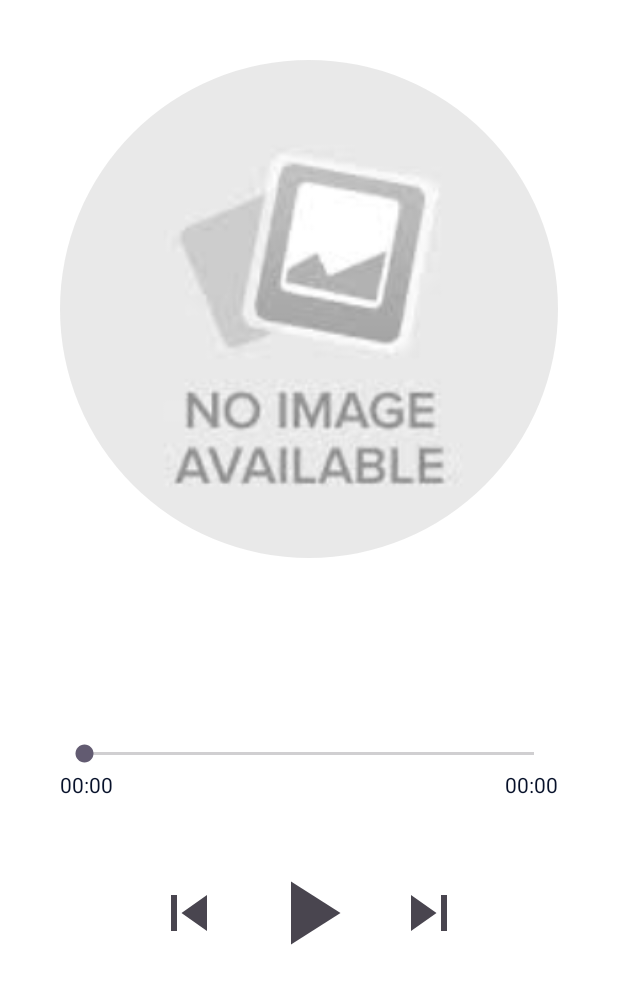
After one commit to tranviethungpv/Music-Player, an Android app: the layout fragment_play_song.xml on its own in the app's theme, with its tools: preview values and no code run, on a phone screen of 412 x 824 dp. The commit adds this screen. Shown: the top 984 px of the screen. Run offline under Robolectric (Android 15) with nearby library versions, the phone set to English and light mode, and no system bars.

Commit message:
responsive Layout, add activity PlaySong

```diff
--- a/app/src/main/AndroidManifest.xml
+++ b/app/src/main/AndroidManifest.xml
@@ -13,6 +13,9 @@
         android:theme="@style/Theme.MusicPlayer"
         tools:targetApi="31">
         <activity
+            android:name=".view.activity.PlayMusicActivity"
+            android:exported="false" />
+        <activity
             android:name=".view.activity.MainActivity"
             android:exported="true">
             <intent-filter>
--- a/app/src/main/java/com/example/musicplayer/remote/SongService.kt
+++ b/app/src/main/java/com/example/musicplayer/remote/SongRemote.kt
@@ -9,7 +9,7 @@ import com.google.firebase.database.DatabaseError
 import com.google.firebase.database.FirebaseDatabase
 import com.google.firebase.database.ValueEventListener
 
-class SongService {
+class SongRemote {
     private val databaseRef = FirebaseDatabase.getInstance().getReference("/songs")
     fun getAllSong(): MutableLiveData<ArrayList<Song>> {
         val songLiveData = MutableLiveData<ArrayList<Song>>()
--- a/app/src/main/java/com/example/musicplayer/repository/SongRepository.kt
+++ b/app/src/main/java/com/example/musicplayer/repository/SongRepository.kt
@@ -2,11 +2,11 @@ package com.example.musicplayer.repository
 
 import androidx.lifecycle.MutableLiveData
 import com.example.musicplayer.model.Song
-import com.example.musicplayer.remote.SongService
+import com.example.musicplayer.remote.SongRemote
 
 class SongRepository {
-    private val songService = SongService()
+    private val songRemote = SongRemote()
     fun getAllSong(): MutableLiveData<ArrayList<Song>> {
-        return songService.getAllSong()
+        return songRemote.getAllSong()
     }
 }
--- a/app/src/main/java/com/example/musicplayer/view/fragment/HomeFragment.kt
+++ b/app/src/main/java/com/example/musicplayer/view/fragment/HomeFragment.kt
@@ -1,5 +1,6 @@
 package com.example.musicplayer.view.fragment
 
+import android.media.MediaPlayer
 import android.os.Bundle
 import android.view.LayoutInflater
 import android.view.View
@@ -12,6 +13,7 @@ import androidx.recyclerview.widget.GridLayoutManager
 import androidx.recyclerview.widget.LinearLayoutManager
 import androidx.recyclerview.widget.RecyclerView
 import com.example.musicplayer.R
+import com.example.musicplayer.model.Song
 import com.example.musicplayer.view.adapter.ListSongAdapter
 import com.example.musicplayer.viewmodel.SongViewModel
 
--- a/app/src/main/res/layout/activity_main.xml
+++ b/app/src/main/res/layout/activity_main.xml
@@ -18,9 +18,7 @@
             android:layout_width="match_parent"
             android:layout_height="match_parent"
             android:layout_above="@+id/layout_bottom"
-            android:layout_below="@+id/header"
-            android:layout_marginTop="-2dp"
-            android:layout_marginBottom="-729dp"/>
+            android:layout_below="@+id/header" />
 
         <include
             android:id="@+id/layout_bottom"
--- /dev/null
+++ b/app/src/main/res/layout/fragment_play_song.xml
@@ -0,0 +1,116 @@
+<?xml version="1.0" encoding="utf-8"?>
+<LinearLayout xmlns:android="http://schemas.android.com/apk/res/android"
+    xmlns:tools="http://schemas.android.com/tools"
+    android:layout_width="match_parent"
+    android:layout_height="match_parent"
+    android:background="@color/white"
+    android:orientation="vertical">
+
+    <LinearLayout
+        android:layout_width="match_parent"
+        android:layout_height="0dp"
+        android:layout_weight="1"
+        android:orientation="vertical">
+
+        <de.hdodenhof.circleimageview.CircleImageView
+            android:id="@+id/img_song"
+            android:layout_width="match_parent"
+            android:layout_height="match_parent"
+            android:layout_margin="@dimen/define_dimen_40"
+            android:src="@drawable/image_no_available"
+            tools:ignore="ImageContrastCheck" />
+    </LinearLayout>
+
+    <LinearLayout
+        android:layout_width="match_parent"
+        android:layout_height="0dp"
+        android:layout_weight="1"
+        android:gravity="center_horizontal"
+        android:orientation="vertical"
+        android:paddingStart="@dimen/define_dimen_40"
+        android:paddingEnd="@dimen/define_dimen_40"
+        android:paddingBottom="@dimen/define_dimen_40">
+
+        <TextView
+            android:id="@+id/tv_song_name"
+            android:layout_width="wrap_content"
+            android:layout_height="wrap_content"
+            android:textColor="@color/colorPrimaryDark"
+            android:textSize="@dimen/text_size_normal"
+            android:textStyle="bold" />
+
+        <TextView
+            android:id="@+id/tv_artist"
+            android:layout_width="wrap_content"
+            android:layout_height="wrap_content"
+            android:textSize="@dimen/text_size_small"
+            android:textStyle="italic" />
+
+        <LinearLayout
+            android:layout_width="match_parent"
+            android:layout_height="wrap_content"
+            android:layout_marginTop="@dimen/define_dimen_40"
+            android:orientation="vertical">
+
+            <SeekBar
+                android:id="@+id/seekbar"
+                android:layout_width="match_parent"
+                android:layout_height="wrap_content" />
+
+            <RelativeLayout
+                android:layout_width="match_parent"
+                android:layout_height="wrap_content"
+                android:layout_marginTop="@dimen/define_dimen_2">
+
+                <TextView
+                    android:id="@+id/tv_time_current"
+                    android:layout_width="wrap_content"
+                    android:layout_height="wrap_content"
+                    android:text="@string/label_start_time"
+                    android:textColor="@color/colorPrimaryDark" />
+
+                <TextView
+                    android:id="@+id/tv_time_max"
+                    android:layout_width="wrap_content"
+                    android:layout_height="wrap_content"
+                    android:layout_alignParentEnd="true"
+                    android:text="@string/label_start_time"
+                    android:textColor="@color/colorPrimaryDark"
+                    tools:ignore="RelativeOverlap"
+                    android:layout_alignParentRight="true" />
+            </RelativeLayout>
+        </LinearLayout>
+
+        <LinearLayout
+            android:layout_width="match_parent"
+            android:layout_height="wrap_content"
+            android:layout_marginTop="@dimen/define_dimen_40"
+            android:gravity="center"
+            android:orientation="horizontal">
+
+            <ImageView
+                android:id="@+id/img_previous"
+                android:layout_width="wrap_content"
+                android:layout_height="wrap_content"
+                android:src="@drawable/ic_previous_black"
+                tools:ignore="ContentDescription" />
+
+            <ImageView
+                android:id="@+id/img_play"
+                android:layout_width="wrap_content"
+                android:layout_height="wrap_content"
+                android:layout_marginStart="@dimen/define_dimen_20"
+                android:layout_marginEnd="@dimen/define_dimen_20"
+                android:src="@drawable/ic_play_black"
+                tools:ignore="ContentDescription" />
+
+            <ImageView
+                android:id="@+id/img_next"
+                android:layout_width="wrap_content"
+                android:layout_height="wrap_content"
+                android:src="@drawable/ic_next_black"
+                tools:ignore="ContentDescription" />
+        </LinearLayout>
+    </LinearLayout>
+
+</LinearLayout>
--- a/app/src/main/res/values/strings.xml
+++ b/app/src/main/res/values/strings.xml
@@ -12,4 +12,5 @@
     <string name="texttitle">Title</string>
     <string name="imageThumbnail">Thumbnail</string>
     <string name="textartist">Artist</string>
+    <string name="label_start_time">00:00</string>
 </resources>
```
Also changed, not shown: app/build.gradle (+7 -0 lines), app/src/main/java/com/example/musicplayer/view/activity/PlayMusicActivity.kt (added, +23 -0 lines), app/src/main/java/com/example/musicplayer/view/fragment/PlaySongFragment.kt (added, +56 -0 lines), app/src/main/res/layout/activity_play_music.xml (added, +33 -0 lines).
